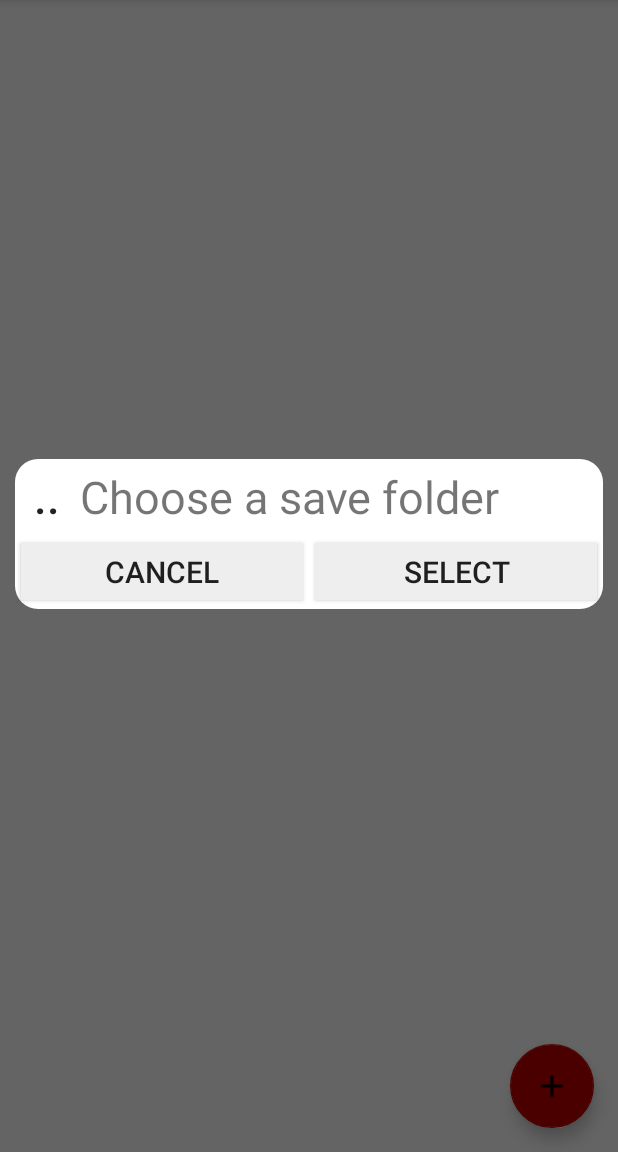
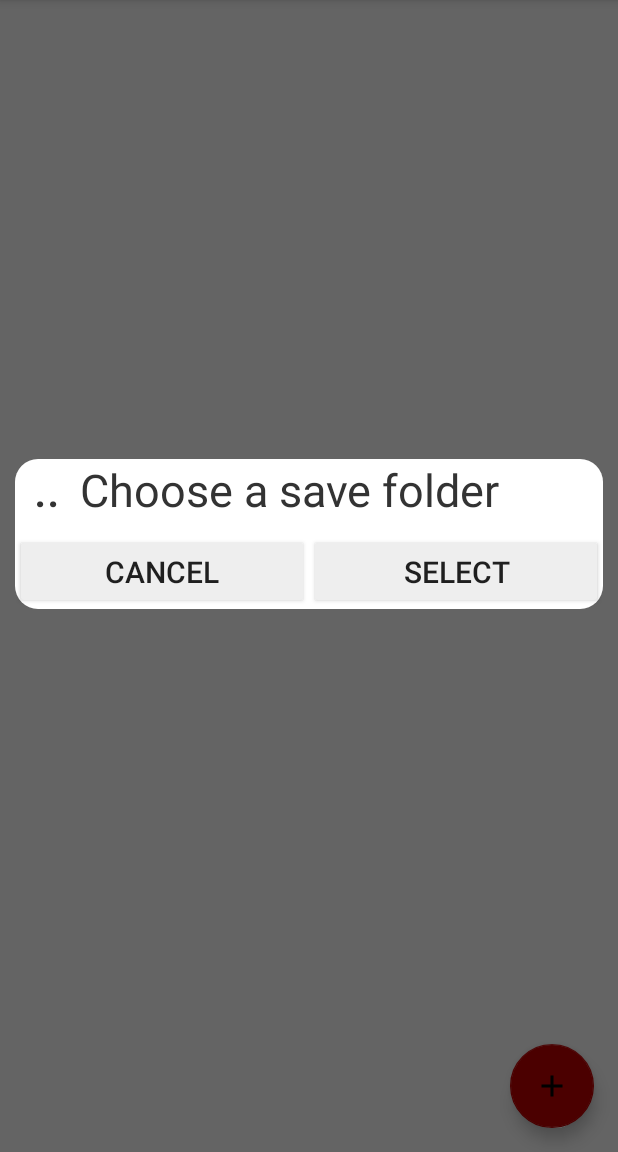
Before and after one commit to helagro/routine-app, an Android app: the screen it shows after launch (RoutinePicker), in the options menu, after a tap on "Set folder", on a phone screen of 412 x 824 dp, the part 84-1236 px from its top. Run offline under Robolectric (Android 15) with nearby library versions, the phone set to English and light mode, and no system bars; network calls fail; 1 statement that could not run was skipped.

Commit message:
small fix

```diff
--- a/app/build.gradle
+++ b/app/build.gradle
@@ -4,7 +4,6 @@ apply plugin: 'kotlin-android-extensions'
 
 android {
     compileSdkVersion 29
-    buildToolsVersion "29.0.3"
 
     defaultConfig {
         applicationId "com.hlag.routine"
--- a/app/src/main/java/com/hlag/routine/DirDialog.java
+++ b/app/src/main/java/com/hlag/routine/DirDialog.java
@@ -21,8 +21,12 @@ import androidx.appcompat.app.AlertDialog;
 import androidx.appcompat.app.AppCompatDialogFragment;
 
 import java.io.File;
+import java.lang.reflect.Method;
 import java.util.ArrayList;
 import java.util.Objects;
+import java.util.concurrent.Callable;
+
+import kotlin.Function;
 
 public class DirDialog extends AppCompatDialogFragment {
 
@@ -32,7 +36,11 @@ public class DirDialog extends AppCompatDialogFragment {
 
     Button select, cancel;
     ArrayAdapter<File> dirAdapt;
+    Callable onSelect;
 
+    DirDialog(Callable onSelect){
+        this.onSelect = onSelect;
+    }
 
     @NonNull
     @Override
@@ -104,8 +112,12 @@ public class DirDialog extends AppCompatDialogFragment {
         select.setOnClickListener(view12 -> {
             String finalDir = getThisDir().getAbsolutePath();
             FileManager.Companion.setDir(getThisDir().getAbsolutePath());
-
             MyApp.Companion.getSp(getContext()).edit().putString("prjDir", finalDir).apply();
+            try {
+                onSelect.call();
+            } catch (Exception e) {
+                e.printStackTrace();
+            }
             dismiss();
         });
 
--- a/app/src/main/java/com/hlag/routine/MyApp.kt
+++ b/app/src/main/java/com/hlag/routine/MyApp.kt
@@ -30,7 +30,7 @@ class MyApp : Application() {
         super.onCreate()
 
         val sp = getSp(this)
-        FileManager.dir = sp.getString("prjDir", "/storage/emulated/0/0doc/mega-sync/routines").toString()
+        FileManager.dir = sp.getString("prjDir", "/storage/emulated/0/").toString()
 
         //first setup
         if (sp.getBoolean("first", true)) {  //only debug
--- a/app/src/main/java/com/hlag/routine/RoutinePicker.kt
+++ b/app/src/main/java/com/hlag/routine/RoutinePicker.kt
@@ -14,6 +14,7 @@ import androidx.appcompat.app.AppCompatActivity
 import androidx.core.app.ActivityCompat
 import kotlinx.android.synthetic.main.activity_main.*
 import java.io.File
+import java.util.concurrent.Callable
 
 class RoutinePicker : AppCompatActivity() {
     var routines: ArrayList<Routine> = arrayListOf()
@@ -59,12 +60,16 @@ class RoutinePicker : AppCompatActivity() {
                 builder.setTitle("Test dialog")
                 builder.setMessage("Content")
                 val alert = builder.create()
-                alert.getWindow()!!.setType(WindowManager.LayoutParams.TYPE_APPLICATION_OVERLAY)
+                alert.window!!.setType(WindowManager.LayoutParams.TYPE_APPLICATION_OVERLAY)
                 alert.show()
                 return true
             }
             R.id.action_setFolder -> {
-                DirDialog().show(supportFragmentManager, "tag")
+                DirDialog(Callable {
+                    (routines_gridview.adapter as RoutineAdapter).clear()
+                    loadFromStorage()
+                }).show(supportFragmentManager, "tag")
+
             }
         }
 
--- a/app/src/main/res/layout/dir_select_layout.xml
+++ b/app/src/main/res/layout/dir_select_layout.xml
@@ -17,10 +17,11 @@
             android:layout_height="match_parent"
             android:layout_weight="1"
             android:text=".."
+            android:textColor="#333333"
             android:textSize="30sp"
             android:background="@null"
             android:textAlignment="center"
-            android:gravity="center_vertical"
+            android:gravity="center_horizontal"
             android:id="@+id/dir_back"
             />
 
@@ -28,6 +29,7 @@
             android:layout_width="0dp"
             android:layout_height="wrap_content"
             android:text="Choose a save folder"
+            android:textColor="#333333"
             android:textSize="30sp"
             android:id="@+id/dir_textview"
             android:layout_weight="8"
@@ -39,7 +41,8 @@
         android:layout_width="match_parent"
         android:layout_height="0dp"
         android:id="@+id/dir_listview"
-        android:layout_weight="400" />
+        android:layout_weight="400"
+        android:textColor="#333333"/>
 
     <LinearLayout
         android:layout_width="match_parent"
--- a/app/src/main/res/layout/row_layout_dir.xml
+++ b/app/src/main/res/layout/row_layout_dir.xml
@@ -15,6 +15,7 @@
         android:id="@+id/dir_row_text"
         android:textSize="28sp"
         android:layout_marginLeft="10dp"
+        android:textColor="#333333"
 
         android:gravity="center_vertical"
         />
--- a/build.gradle
+++ b/build.gradle
@@ -8,7 +8,7 @@ buildscript {
         mavenCentral()
     }
     dependencies {
-        classpath 'com.android.tools.build:gradle:7.1.0-alpha03'
+        classpath 'com.android.tools.build:gradle:7.1.2'
         classpath "org.jetbrains.kotlin:kotlin-gradle-plugin:$kotlin_version"
 
         // NOTE: Do not place your application dependencies here; they belong
```
Also changed, not shown: gradle/wrapper/gradle-wrapper.properties.
